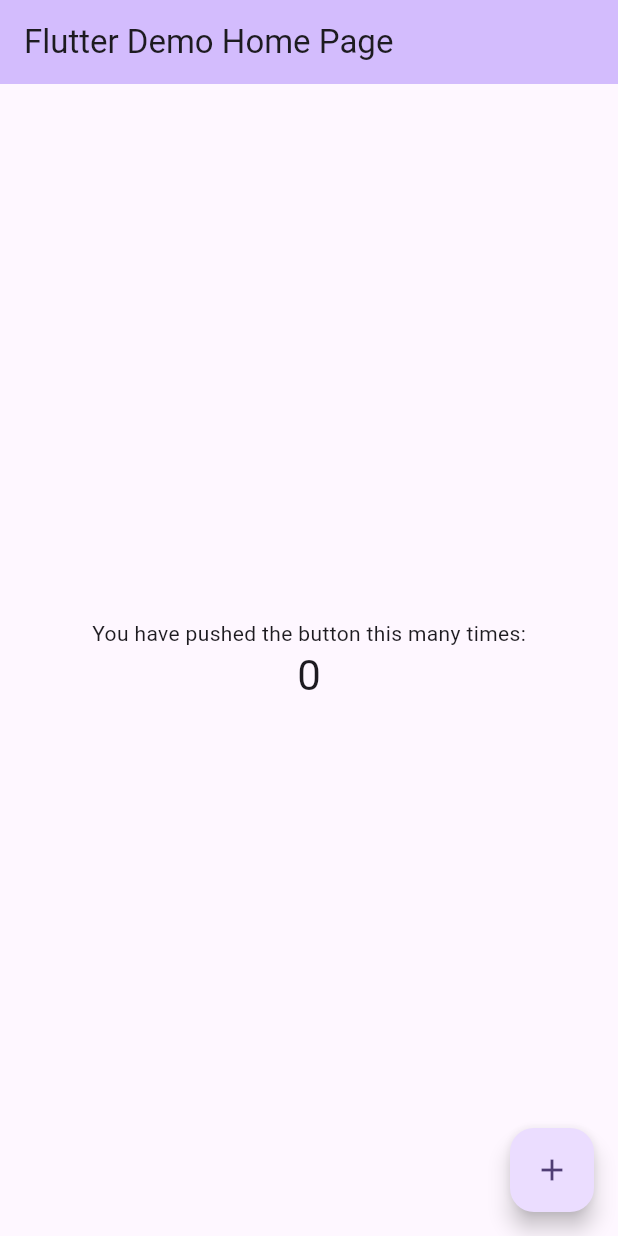
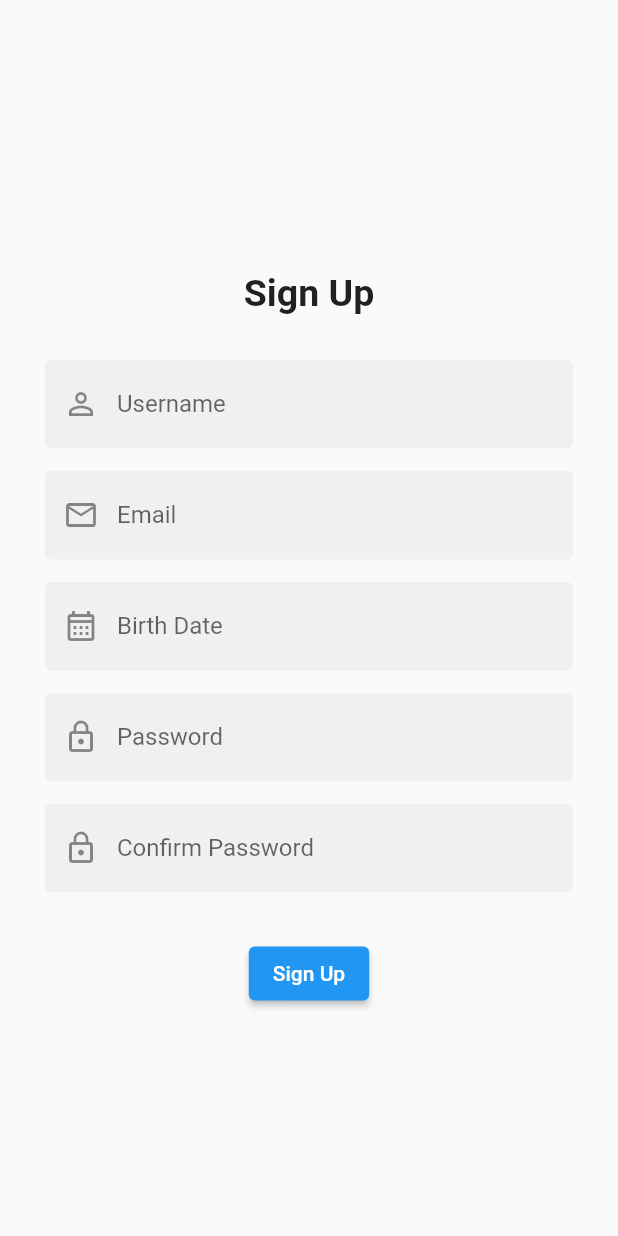
Before and after one commit to TUES-Diplomna-2024/Gym-App-Client, a Flutter app: the screen it shows after launch, on a phone screen of 412 x 824 dp. Run offline on Flutter 3.47's test engine with Material 2 defaults, Android fonts, the light colour scheme and no system bars.

Commit message:
[Created] Signup page with fields to enter username, email, date of birth, password and password confirmation

```diff
--- a/gym_app_client/lib/main.dart
+++ b/gym_app_client/lib/main.dart
@@ -1,4 +1,5 @@
 import 'package:flutter/material.dart';
+import 'package:gym_app_client/signup_page.dart';
 
 void main() {
   runApp(const MyApp());
@@ -7,119 +8,12 @@ void main() {
 class MyApp extends StatelessWidget {
   const MyApp({super.key});
 
-  // This widget is the root of your application.
   @override
   Widget build(BuildContext context) {
     return MaterialApp(
-      title: 'Flutter Demo',
-      theme: ThemeData(
-        // This is the theme of your application.
-        //
-        // TRY THIS: Try running your application with "flutter run". You'll see
-        // the application has a blue toolbar. Then, without quitting the app,
-        // try changing the seedColor in the colorScheme below to Colors.green
-        // and then invoke "hot reload" (save your changes or press the "hot
-        // reload" button in a Flutter-supported IDE, or press "r" if you used
-        // the command line to start the app).
-        //
-        // Notice that the counter didn't reset back to zero; the application
-        // state is not lost during the reload. To reset the state, use hot
-        // restart instead.
-        //
-        // This works for code too, not just values: Most code changes can be
-        // tested with just a hot reload.
-        colorScheme: ColorScheme.fromSeed(seedColor: Colors.deepPurple),
-        useMaterial3: true,
-      ),
-      home: const MyHomePage(title: 'Flutter Demo Home Page'),
+      debugShowCheckedModeBanner: false,
+      theme: ThemeData(primarySwatch: Colors.blue),
+      home: const SignUpPage(),
     );
   }
 }
-
-class MyHomePage extends StatefulWidget {
-  const MyHomePage({super.key, required this.title});
-
-  // This widget is the home page of your application. It is stateful, meaning
-  // that it has a State object (defined below) that contains fields that affect
-  // how it looks.
-
-  // This class is the configuration for the state. It holds the values (in this
-  // case the title) provided by the parent (in this case the App widget) and
-  // used by the build method of the State. Fields in a Widget subclass are
-  // always marked "final".
-
-  final String title;
-
-  @override
-  State<MyHomePage> createState() => _MyHomePageState();
-}
-
-class _MyHomePageState extends State<MyHomePage> {
-  int _counter = 0;
-
-  void _incrementCounter() {
-    setState(() {
-      // This call to setState tells the Flutter framework that something has
-      // changed in this State, which causes it to rerun the build method below
-      // so that the display can reflect the updated values. If we changed
-      // _counter without calling setState(), then the build method would not be
-      // called again, and so nothing would appear to happen.
-      _counter++;
-    });
-  }
-
-  @override
-  Widget build(BuildContext context) {
-    // This method is rerun every time setState is called, for instance as done
-    // by the _incrementCounter method above.
-    //
-    // The Flutter framework has been optimized to make rerunning build methods
-    // fast, so that you can just rebuild anything that needs updating rather
-    // than having to individually change instances of widgets.
-    return Scaffold(
-      appBar: AppBar(
-        // TRY THIS: Try changing the color here to a specific color (to
-        // Colors.amber, perhaps?) and trigger a hot reload to see the AppBar
-        // change color while the other colors stay the same.
-        backgroundColor: Theme.of(context).colorScheme.inversePrimary,
-        // Here we take the value from the MyHomePage object that was created by
-        // the App.build method, and use it to set our appbar title.
-        title: Text(widget.title),
-      ),
-      body: Center(
-        // Center is a layout widget. It takes a single child and positions it
-        // in the middle of the parent.
-        child: Column(
-          // Column is also a layout widget. It takes a list of children and
-          // arranges them vertically. By default, it sizes itself to fit its
-          // children horizontally, and tries to be as tall as its parent.
-          //
-          // Column has various properties to control how it sizes itself and
-          // how it positions its children. Here we use mainAxisAlignment to
-          // center the children vertically; the main axis here is the vertical
-          // axis because Columns are vertical (the cross axis would be
-          // horizontal).
-          //
-          // TRY THIS: Invoke "debug painting" (choose the "Toggle Debug Paint"
-          // action in the IDE, or press "p" in the console), to see the
-          // wireframe for each widget.
-          mainAxisAlignment: MainAxisAlignment.center,
-          children: <Widget>[
-            const Text(
-              'You have pushed the button this many times:',
-            ),
-            Text(
-              '$_counter',
-              style: Theme.of(context).textTheme.headlineMedium,
-            ),
-          ],
-        ),
-      ),
-      floatingActionButton: FloatingActionButton(
-        onPressed: _incrementCounter,
-        tooltip: 'Increment',
-        child: const Icon(Icons.add),
-      ), // This trailing comma makes auto-formatting nicer for build methods.
-    );
-  }
-}
--- /dev/null
+++ b/gym_app_client/lib/signup_page.dart
@@ -0,0 +1,216 @@
+import 'package:flutter/material.dart';
+
+class SignUpPage extends StatefulWidget {
+  const SignUpPage({super.key});
+
+  @override
+  State<SignUpPage> createState() => _RegisterPageState();
+}
+
+class _RegisterPageState extends State<SignUpPage> {
+  final _formKey = GlobalKey<FormState>();
+  final _usernameController = TextEditingController();
+  final _emailController = TextEditingController();
+  final _bDateController = TextEditingController();
+  final _passwordController = TextEditingController();
+  final _confirmedPasswordController = TextEditingController();
+
+  @override
+  Widget build(BuildContext context) {
+    return Scaffold(
+      body: Center(
+        child: SingleChildScrollView(
+          child: Form(
+            key: _formKey,
+            child: Column(
+              mainAxisAlignment: MainAxisAlignment.center,
+              crossAxisAlignment: CrossAxisAlignment.center,
+              children: [
+                const Padding(
+                  padding: EdgeInsets.all(30.0),
+                  child: Text(
+                    "Sign Up",
+                    style: TextStyle(fontSize: 25, fontWeight: FontWeight.bold),
+                  ),
+                ),
+                Padding(
+                  padding:
+                      const EdgeInsets.only(left: 30, right: 30, bottom: 15),
+                  child: TextFormField(
+                    controller: _usernameController,
+                    decoration: const InputDecoration(
+                      label: Text("Username"),
+                      prefixIcon: Icon(Icons.person_outline),
+                      hintText: "Enter your username",
+                      filled: true,
+                      enabledBorder:
+                          OutlineInputBorder(borderSide: BorderSide.none),
+                      focusedBorder: OutlineInputBorder(
+                          borderSide: BorderSide(color: Colors.blue)),
+                    ),
+                    validator: (String? value) {
+                      if (value == null || value.isEmpty) {
+                        return "Please enter your username";
+                      }
+
+                      setState(() => _usernameController.text = value);
+                      return null;
+                    },
+                  ),
+                ),
+                Padding(
+                  padding:
+                      const EdgeInsets.only(left: 30, right: 30, bottom: 15),
+                  child: TextFormField(
+                    controller: _emailController,
+                    decoration: const InputDecoration(
+                      label: Text("Email"),
+                      filled: true,
+                      prefixIcon: Icon(Icons.mail_outline),
+                      hintText: "Enter your email",
+                      enabledBorder:
+                          OutlineInputBorder(borderSide: BorderSide.none),
+                      focusedBorder: OutlineInputBorder(
+                          borderSide: BorderSide(color: Colors.blue)),
+                    ),
+                    validator: (String? value) {
+                      if (value == null || value.isEmpty) {
+                        return "Please enter your email";
+                      }
+
+                      setState(() => _emailController.text = value);
+                      return null;
+                    },
+                  ),
+                ),
+                Padding(
+                  padding:
+                      const EdgeInsets.only(left: 30, right: 30, bottom: 15),
+                  child: TextFormField(
+                    controller: _bDateController,
+                    decoration: const InputDecoration(
+                      label: Text("Birth Date"),
+                      filled: true,
+                      prefixIcon: Icon(Icons.calendar_month_outlined),
+                      enabledBorder:
+                          OutlineInputBorder(borderSide: BorderSide.none),
+                      focusedBorder: OutlineInputBorder(
+                          borderSide: BorderSide(color: Colors.blue)),
+                    ),
+                    validator: (String? value) {
+                      if (value == null || value.isEmpty) {
+                        return "Please enter your birth date";
+                      }
+
+                      return null;
+                    },
+                    readOnly: true,
+                    onTap: () => _selectDate(),
+                  ),
+                ),
+                Padding(
+                  padding:
+                      const EdgeInsets.only(left: 30, right: 30, bottom: 15),
+                  child: TextFormField(
+                    controller: _passwordController,
+                    decoration: const InputDecoration(
+                      label: Text("Password"),
+                      filled: true,
+                      prefixIcon: Icon(Icons.lock_outline),
+                      hintText: "Enter your password",
+                      enabledBorder:
+                          OutlineInputBorder(borderSide: BorderSide.none),
+                      focusedBorder: OutlineInputBorder(
+                          borderSide: BorderSide(color: Colors.blue)),
+                    ),
+                    obscureText: true,
+                    validator: (String? value) {
+                      if (value == null || value.isEmpty) {
+                        return "Please enter your password";
+                      }
+
+                      setState(() => _passwordController.text = value);
+                      return null;
+                    },
+                  ),
+                ),
+                Padding(
+                  padding:
+                      const EdgeInsets.only(left: 30, right: 30, bottom: 30),
+                  child: TextFormField(
+                    controller: _confirmedPasswordController,
+                    decoration: const InputDecoration(
+                      label: Text("Confirm Password"),
+                      filled: true,
+                      prefixIcon: Icon(Icons.lock_outline),
+                      hintText: "Please confirm your password",
+                      enabledBorder:
+                          OutlineInputBorder(borderSide: BorderSide.none),
+                      focusedBorder: OutlineInputBorder(
+                          borderSide: BorderSide(color: Colors.blue)),
+                    ),
+                    obscureText: true,
+                    validator: (String? value) {
+                      if (value == null || value.isEmpty) {
+                        return "Please enter your password";
+                      }
+
+                      setState(() => _confirmedPasswordController.text = value);
+                      return null;
+                    },
+                  ),
+                ),
+                ElevatedButton(
+                  onPressed: () {
+                    if (_formKey.currentState!.validate()) {
+                      debugPrint("Successful submit!");
+
+                      var registerData = {
+                        "username": _usernameController.text,
+                        "email": _emailController.text,
+                        "bDate": _bDateController.text,
+                        "password": _passwordController.text,
+                        "cPassword": _confirmedPasswordController.text
+                      };
+
+                      debugPrint(registerData.toString());
+                    } else {
+                      debugPrint("Failed submittion!");
+                    }
+                  },
+                  child: const Text('Sign Up'),
+                ),
+              ],
+            ),
+          ),
+        ),
+      ),
+    );
+  }
+
+  @override
+  void dispose() {
+    _usernameController.dispose();
+    _emailController.dispose();
+    _bDateController.dispose();
+    _passwordController.dispose();
+    _confirmedPasswordController.dispose();
+    super.dispose();
+  }
+
+  Future<void> _selectDate() async {
+    DateTime curDate = DateTime.now();
+
+    DateTime? pickedDate = await showDatePicker(
+      context: context,
+      initialDate: curDate,
+      firstDate: DateTime(curDate.year - 122),
+      lastDate: curDate,
+    );
+
+    if (pickedDate != null) {
+      setState(
+          () => _bDateController.text = pickedDate.toString().split(" ")[0]);
+    }
+  }
+}
```
Also changed, not shown: 1 other file.
